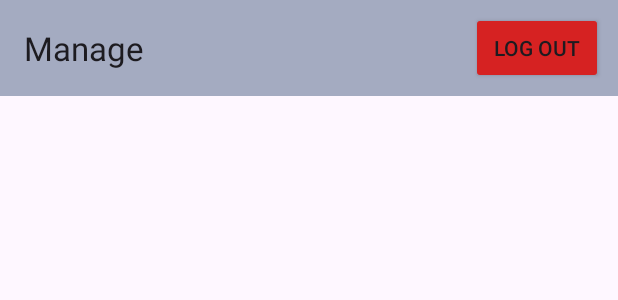
After one commit to COEN-ELEC390/App, an Android app: the layout activity_manager.xml on its own in the app's theme, with its tools: preview values and no code run, on a phone screen of 412 x 824 dp. The commit adds this screen. Shown: the top 300 px of the screen. Run offline under Robolectric (Android 15) with nearby library versions, the phone set to English and light mode, and no system bars.

Commit message:
building manager users now have their own activity and will be brought their upon successful log in

```diff
--- /dev/null
+++ b/app/src/main/res/layout/activity_manager.xml
@@ -0,0 +1,30 @@
+<?xml version="1.0" encoding="utf-8"?>
+<androidx.constraintlayout.widget.ConstraintLayout xmlns:android="http://schemas.android.com/apk/res/android"
+    xmlns:app="http://schemas.android.com/apk/res-auto"
+    xmlns:tools="http://schemas.android.com/tools"
+    android:layout_width="match_parent"
+    android:layout_height="match_parent"
+    tools:context=".ManagerActivity">
+
+    <androidx.appcompat.widget.Toolbar
+        android:id="@+id/profileToolbar"
+        android:layout_width="match_parent"
+        android:layout_height="wrap_content"
+        android:background="@color/material_dynamic_secondary70"
+        android:elevation="4dp"
+        android:theme="@style/ThemeOverlay.AppCompat.ActionBar"
+        app:layout_constraintTop_toTopOf="parent"
+        app:title="Manage">
+
+        <androidx.appcompat.widget.AppCompatButton
+            android:id="@+id/logout_button"
+            android:layout_width="wrap_content"
+            android:layout_height="wrap_content"
+            android:backgroundTint="#D62222"
+            android:layout_gravity="right"
+            android:layout_marginRight="10dp"
+            android:text="Log Out">
+
+        </androidx.appcompat.widget.AppCompatButton>
+    </androidx.appcompat.widget.Toolbar>
+</androidx.constraintlayout.widget.ConstraintLayout>
```
Also changed, not shown: app/src/main/AndroidManifest.xml (+8 -0 lines), app/src/main/java/com/example/coen390/LoginActivity.java (+46 -4 lines), app/src/main/java/com/example/coen390/ManagerActivity.java (added, +50 -0 lines), app/src/main/java/com/example/coen390/Models/User.java (+30 -12 lines), app/src/main/java/com/example/coen390/RegisterActivity.java (+5 -4 lines).
